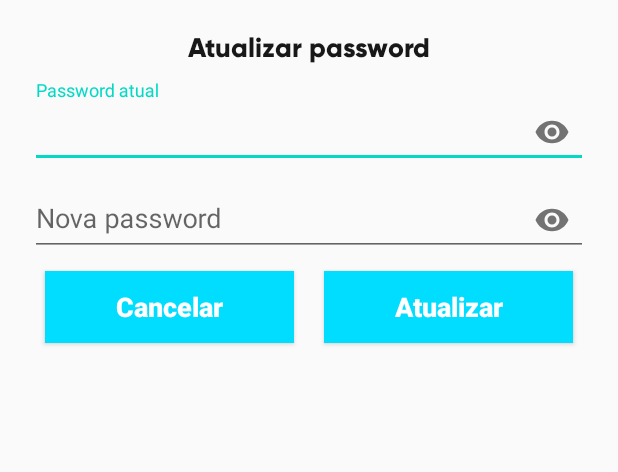
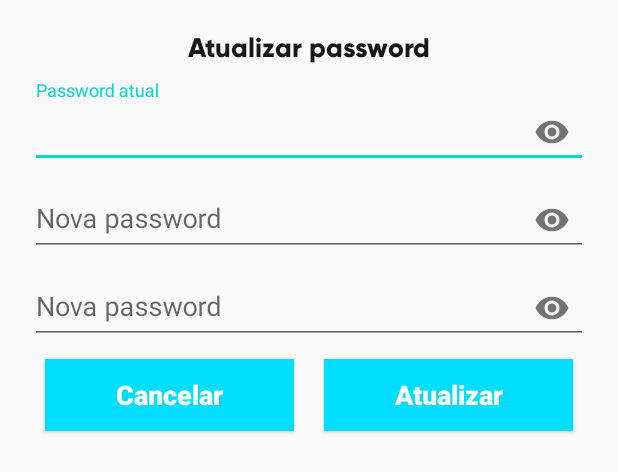
Before and after one commit to diogoguerra03/PAP, an Android app: the layout dialog_mudar_password.xml on its own in the app's theme, with its tools: preview values and no code run, on a phone screen of 412 x 824 dp. Shown: the top 472 px of the screen. Run offline under Robolectric (Android 15) with nearby library versions, the phone set to English and light mode, and no system bars.

Commit message:
dialog_mudar_password.xml tem a confirmação de mudar password e ao mudar a password a sessão é terminada.

```diff
--- a/app/src/main/res/layout/dialog_mudar_password.xml
+++ b/app/src/main/res/layout/dialog_mudar_password.xml
@@ -42,6 +42,22 @@
 
         <EditText
             android:id="@+id/NewPasswordET"
+            android:layout_width="match_parent"
+            android:layout_height="wrap_content"
+            android:hint="Nova password"
+            android:inputType="textPassword"/>
+
+    </com.google.android.material.textfield.TextInputLayout>
+
+    <com.google.android.material.textfield.TextInputLayout
+        android:id="@+id/ConfirmNewPasswordTIL"
+        android:layout_width="match_parent"
+        android:layout_height="wrap_content"
+        android:layout_gravity="center_horizontal"
+        app:passwordToggleEnabled="true">
+
+        <EditText
+            android:id="@+id/ConfirmNewPasswordET"
             android:layout_width="match_parent"
             android:layout_height="wrap_content"
             android:hint="Nova password"
```
Also changed, not shown: app/src/main/java/com/example/booklet/fragment/PerfilFragment.java (+33 -2 lines), app/src/main/res/layout/dialog_altert_terminar_sessao.xml (added, +41 -0 lines).
